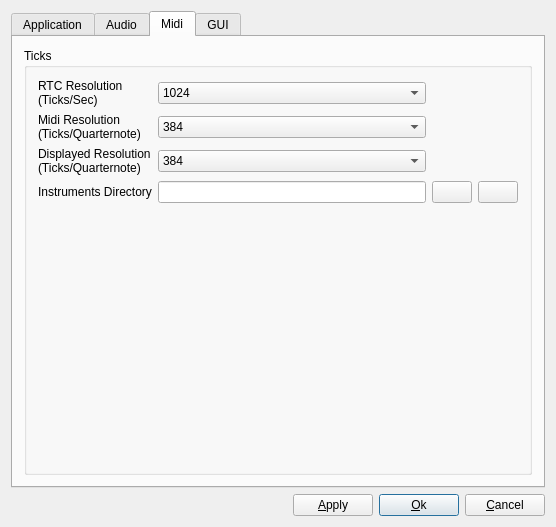
Before: the Qt Designer form muse2/muse/widgets/gensetbase.ui in emrum/muse, drawn with Qt 5.
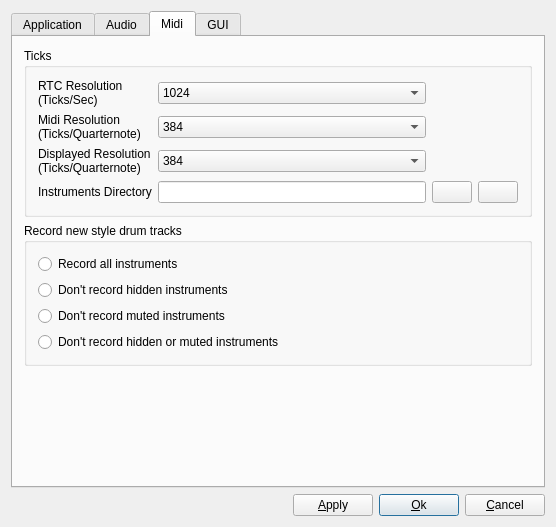
After: the same form once the commit is applied. The open tabs and pages were chosen to show the change.

Commit message: not recording muted/hidden instruments works

Patch:
```diff
--- a/muse2/muse/widgets/gensetbase.ui
+++ b/muse2/muse/widgets/gensetbase.ui
@@ -1203,22 +1203,59 @@
             </property>
            </widget>
           </item>
-          <item row="4" column="1">
-           <spacer name="verticalSpacer_3">
-            <property name="orientation">
-             <enum>Qt::Vertical</enum>
+         </layout>
+        </widget>
+       </item>
+       <item>
+        <widget class="QGroupBox" name="groupBox_3">
+         <property name="title">
+          <string>Record new style drum tracks</string>
+         </property>
+         <layout class="QVBoxLayout" name="verticalLayout_5">
+          <item>
+           <widget class="QRadioButton" name="recordAllButton">
+            <property name="text">
+             <string>Record all instruments</string>
             </property>
-            <property name="sizeHint" stdset="0">
-             <size>
-              <width>20</width>
-              <height>40</height>
-             </size>
+           </widget>
+          </item>
+          <item>
+           <widget class="QRadioButton" name="dontRecHiddenButton">
+            <property name="text">
+             <string>Don't record hidden instruments</string>
             </property>
-           </spacer>
+           </widget>
           </item>
+          <item>
+           <widget class="QRadioButton" name="dontRecMutedButton">
+            <property name="text">
+             <string>Don't record muted instruments</string>
+            </property>
+           </widget>
+          </item>
+          <item>
+           <widget class="QRadioButton" name="dontRecBothButton">
+            <property name="text">
+             <string>Don't record hidden or muted instruments</string>
+            </property>
+           </widget>
+          </item>
          </layout>
         </widget>
        </item>
+       <item>
+        <spacer name="verticalSpacer_2">
+         <property name="orientation">
+          <enum>Qt::Vertical</enum>
+         </property>
+         <property name="sizeHint" stdset="0">
+          <size>
+           <width>20</width>
+           <height>40</height>
+          </size>
+         </property>
+        </spacer>
+       </item>
       </layout>
      </widget>
      <widget class="QWidget" name="tab3">
```
Left out of the diff: 2 changed lines with no effect on the pictures. The commit also changes 8 other files.
